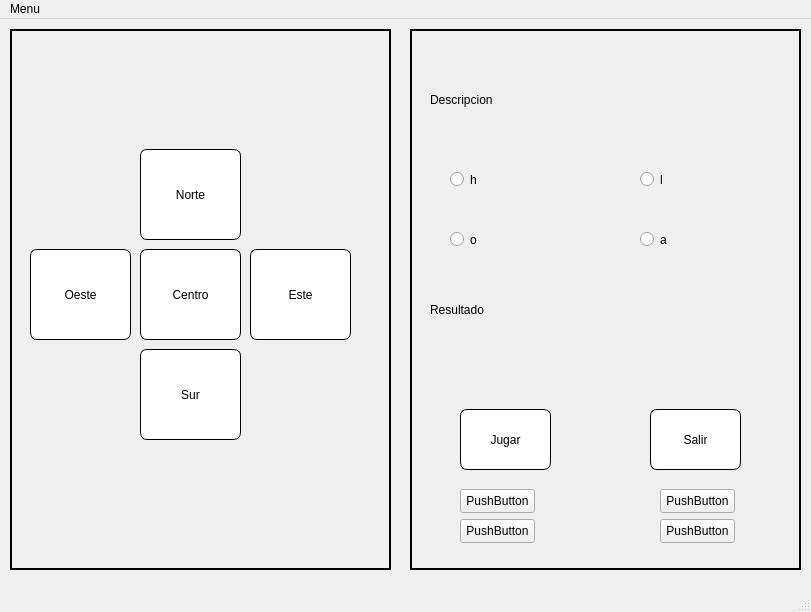
Old version of the form Interfaces/Tarea mazmorra/Mazmorra_de_Eric.ui in the repository Enigmo47/Eric.
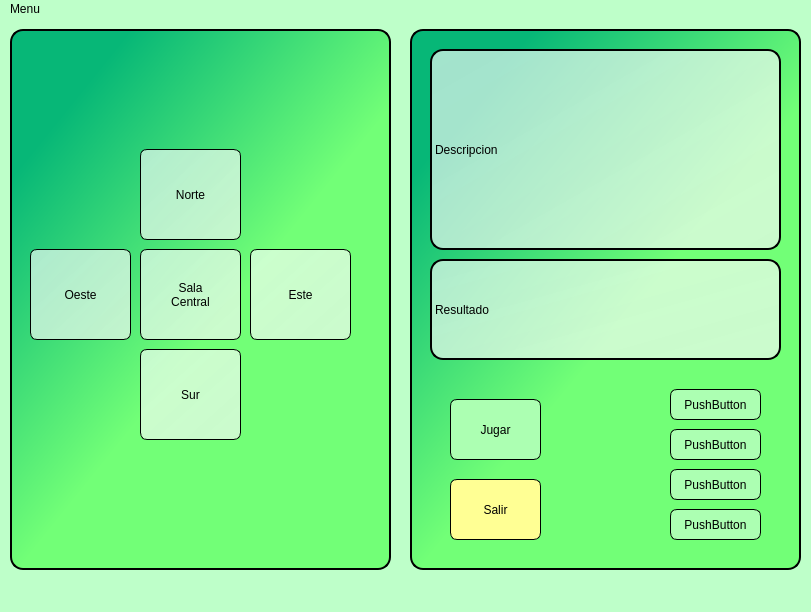
New version of the form.

Commit message: Actu mazmorra + Examen PSP...

```diff
--- a/Interfaces/Tarea mazmorra/Mazmorra_de_Eric.ui
+++ b/Interfaces/Tarea mazmorra/Mazmorra_de_Eric.ui
@@ -13,6 +13,9 @@
   <property name="windowTitle">
    <string>MainWindow</string>
   </property>
+  <property name="styleSheet">
+   <string notr="true">background-color : rgb(190, 255, 201)</string>
+  </property>
   <widget class="QWidget" name="centralwidget">
    <widget class="QFrame" name="frame">
     <property name="geometry">
@@ -36,12 +39,23 @@
         </brush>
        </colorrole>
        <colorrole role="Button">
-        <brush brushstyle="SolidPattern">
-         <color alpha="255">
-          <red>85</red>
-          <green>255</green>
-          <blue>127</blue>
-         </color>
+        <brush brushstyle="LinearGradientPattern">
+         <gradient startx="0.000000000000000" starty="0.000000000000000" endx="0.704545000000000" endy="0.806000000000000" type="LinearGradient" spread="PadSpread" coordinatemode="ObjectBoundingMode">
+          <gradientstop position="0.193182000000000">
+           <color alpha="255">
+            <red>7</red>
+            <green>183</green>
+            <blue>119</blue>
+           </color>
+          </gradientstop>
+          <gradientstop position="0.715909000000000">
+           <color alpha="255">
+            <red>114</red>
+            <green>255</green>
+            <blue>119</blue>
+           </color>
+          </gradientstop>
+         </gradient>
         </brush>
        </colorrole>
        <colorrole role="Light">
@@ -108,21 +122,43 @@
         </brush>
        </colorrole>
        <colorrole role="Base">
-        <brush brushstyle="SolidPattern">
-         <color alpha="255">
-          <red>255</red>
-          <green>255</green>
-          <blue>255</blue>
-         </color>
+        <brush brushstyle="LinearGradientPattern">
+         <gradient startx="0.000000000000000" starty="0.000000000000000" endx="0.704545000000000" endy="0.806000000000000" type="LinearGradient" spread="PadSpread" coordinatemode="ObjectBoundingMode">
+          <gradientstop position="0.193182000000000">
+           <color alpha="255">
+            <red>7</red>
+            <green>183</green>
+            <blue>119</blue>
+           </color>
+          </gradientstop>
+          <gradientstop position="0.715909000000000">
+           <color alpha="255">
+            <red>114</red>
+            <green>255</green>
+            <blue>119</blue>
+           </color>
+          </gradientstop>
+         </gradient>
         </brush>
        </colorrole>
        <colorrole role="Window">
-        <brush brushstyle="SolidPattern">
-         <color alpha="255">
-          <red>85</red>
-          <green>255</green>
-          <blue>127</blue>
-         </color>
+        <brush brushstyle="LinearGradientPattern">
+         <gradient startx="0.000000000000000" starty="0.000000000000000" endx="0.704545000000000" endy="0.806000000000000" type="LinearGradient" spread="PadSpread" coordinatemode="ObjectBoundingMode">
+          <gradientstop position="0.193182000000000">
+           <color alpha="255">
+            <red>7</red>
+            <green>183</green>
+            <blue>119</blue>
+           </color>
+          </gradientstop>
+          <gradientstop position="0.715909000000000">
+           <color alpha="255">
+            <red>114</red>
+            <green>255</green>
+            <blue>119</blue>
+           </color>
+          </gradientstop>
+         </gradient>
         </brush>
        </colorrole>
        <colorrole role="Shadow">
@@ -182,12 +218,23 @@
         </brush>
        </colorrole>
        <colorrole role="Button">
-        <brush brushstyle="SolidPattern">
-         <color alpha="255">
-          <red>240</red>
-          <green>240</green>
-          <blue>240</blue>
-         </color>
+        <brush brushstyle="LinearGradientPattern">
+         <gradient startx="0.000000000000000" starty="0.000000000000000" endx="0.704545000000000" endy="0.806000000000000" type="LinearGradient" spread="PadSpread" coordinatemode="ObjectBoundingMode">
+          <gradientstop position="0.193182000000000">
+           <color alpha="255">
+            <red>7</red>
+            <green>183</green>
+            <blue>119</blue>
+           </color>
+          </gradientstop>
+          <gradientstop position="0.715909000000000">
+           <color alpha="255">
+            <red>114</red>
+            <green>255</green>
+            <blue>119</blue>
+           </color>
+          </gradientstop>
+         </gradient>
         </brush>
        </colorrole>
        <colorrole role="Light">
@@ -254,21 +301,43 @@
         </brush>
        </colorrole>
        <colorrole role="Base">
-        <brush brushstyle="SolidPattern">
-         <color alpha="255">
-          <red>255</red>
-          <green>255</green>
-          <blue>255</blue>
-         </color>
+        <brush brushstyle="LinearGradientPattern">
+         <gradient startx="0.000000000000000" starty="0.000000000000000" endx="0.704545000000000" endy="0.806000000000000" type="LinearGradient" spread="PadSpread" coordinatemode="ObjectBoundingMode">
+          <gradientstop position="0.193182000000000">
+           <color alpha="255">
+            <red>7</red>
+            <green>183</green>
+            <blue>119</blue>
+           </color>
+          </gradientstop>
+          <gradientstop position="0.715909000000000">
+           <color alpha="255">
+            <red>114</red>
+            <green>255</green>
+            <blue>119</blue>
+           </color>
+          </gradientstop>
+         </gradient>
         </brush>
        </colorrole>
        <colorrole role="Window">
-        <brush brushstyle="SolidPattern">
-         <color alpha="255">
-          <red>240</red>
-          <green>240</green>
-          <blue>240</blue>
-         </color>
+        <brush brushstyle="LinearGradientPattern">
+         <gradient startx="0.000000000000000" starty="0.000000000000000" endx="0.704545000000000" endy="0.806000000000000" type="LinearGradient" spread="PadSpread" coordinatemode="ObjectBoundingMode">
+          <gradientstop position="0.193182000000000">
+           <color alpha="255">
+            <red>7</red>
+            <green>183</green>
+            <blue>119</blue>
+           </color>
+          </gradientstop>
+          <gradientstop position="0.715909000000000">
+           <color alpha="255">
+            <red>114</red>
+            <green>255</green>
+            <blue>119</blue>
+           </color>
+          </gradientstop>
+         </gradient>
         </brush>
        </colorrole>
        <colorrole role="Shadow">
@@ -328,12 +397,23 @@
         </brush>
        </colorrole>
        <colorrole role="Button">
-        <brush brushstyle="SolidPattern">
-         <color alpha="255">
-          <red>85</red>
-          <green>255</green>
-          <blue>127</blue>
-         </color>
+        <brush brushstyle="LinearGradientPattern">
+         <gradient startx="0.000000000000000" starty="0.000000000000000" endx="0.704545000000000" endy="0.806000000000000" type="LinearGradient" spread="PadSpread" coordinatemode="ObjectBoundingMode">
+          <gradientstop position="0.193182000000000">
+           <color alpha="255">
+            <red>7</red>
+            <green>183</green>
+            <blue>119</blue>
+           </color>
+          </gradientstop>
+          <gradientstop position="0.715909000000000">
+           <color alpha="255">
+            <red>114</red>
+            <green>255</green>
+            <blue>119</blue>
+           </color>
+          </gradientstop>
+         </gradient>
         </brush>
        </colorrole>
        <colorrole role="Light">
@@ -400,21 +480,43 @@
         </brush>
        </colorrole>
        <colorrole role="Base">
-        <brush brushstyle="SolidPattern">
-         <color alpha="255">
-          <red>85</red>
-          <green>255</green>
-          <blue>127</blue>
-         </color>
+        <brush brushstyle="LinearGradientPattern">
+         <gradient startx="0.000000000000000" starty="0.000000000000000" endx="0.704545000000000" endy="0.806000000000000" type="LinearGradient" spread="PadSpread" coordinatemode="ObjectBoundingMode">
+          <gradientstop position="0.193182000000000">
+           <color alpha="255">
+            <red>7</red>
+            <green>183</green>
+            <blue>119</blue>
+           </color>
+          </gradientstop>
+          <gradientstop position="0.715909000000000">
+           <color alpha="255">
+            <red>114</red>
+            <green>255</green>
+            <blue>119</blue>
+           </color>
+          </gradientstop>
+         </gradient>
         </brush>
        </colorrole>
        <colorrole role="Window">
-        <brush brushstyle="SolidPattern">
-         <color alpha="255">
-          <red>85</red>
-          <green>255</green>
-          <blue>127</blue>
-         </color>
+        <brush brushstyle="LinearGradientPattern">
+         <gradient startx="0.000000000000000" starty="0.000000000000000" endx="0.704545000000000" endy="0.806000000000000" type="LinearGradient" spread="PadSpread" coordinatemode="ObjectBoundingMode">
+          <gradientstop position="0.193182000000000">
+           <color alpha="255">
+            <red>7</red>
+            <green>183</green>
+            <blue>119</blue>
+           </color>
+          </gradientstop>
+          <gradientstop position="0.715909000000000">
+           <color alpha="255">
+            <red>114</red>
+            <green>255</green>
+            <blue>119</blue>
+           </color>
+          </gradientstop>
+         </gradient>
         </brush>
        </colorrole>
        <colorrole role="Shadow">
@@ -468,6 +570,13 @@
     <property name="cursor">
      <cursorShape>ArrowCursor</cursorShape>
     </property>
+    <property name="styleSheet">
+     <string notr="true">border-radius : 13px;
+border: 2px solid black;
+background-color :qlineargradient(spread:pad, x1:0, y1:0, x2:0.704545, y2:0.806, stop:0.193182 rgba(7, 183, 119, 255), stop:0.715909 rgba(114, 255, 119, 255))
+
+</string>
+    </property>
     <property name="frameShape">
      <enum>QFrame::WinPanel</enum>
     </property>
@@ -504,8 +613,9 @@
      <property name="styleSheet">
       <string notr="true">border-radius : 7px;
 border: 1px solid black;
-background-color : white;
-selection-background-color: rgb(85, 255, 255);</string>
+background-color: qlineargradient(spread:pad, x1:0, y1:0, x2:1, y2:1, stop:0 rgba(255, 255, 255, 160), stop:1 rgba(248, 248, 248, 169));
+selection-background-color: rgb(85, 255, 255);
+font: 70 20pt &quot;Goudy Old Style&quot;;</string>
      </property>
      <property name="text">
       <string>Norte</string>
@@ -544,10 +654,14 @@
      <property name="styleSheet">
       <string notr="true">border-radius : 7px;
 border: 1px solid black;
-background-color : white;</string>
+background-color: qlineargradient(spread:pad, x1:0, y1:0, x2:1, y2:1, stop:0 rgba(255, 255, 255, 160), stop:1 rgba(248, 248, 248, 169));
+selection-background-color: rgb(85, 255, 255);
+font: 70 20pt &quot;Goudy Old Style&quot;;
+</string>
      </property>
      <property name="text">
-      <string>Centro</string>
+      <string>Sala 
+Central</string>
      </property>
      <property name="default">
       <bool>false</bool>
@@ -580,7 +694,9 @@
      <property name="styleSheet">
       <string notr="true">border-radius : 7px;
 border: 1px solid black;
-background-color : white;</string>
+background-color: qlineargradient(spread:pad, x1:0, y1:0, x2:1, y2:1, stop:0 rgba(255, 255, 255, 160), stop:1 rgba(248, 248, 248, 169));
+selection-background-color: rgb(85, 255, 255);
+font: 70 20pt &quot;Goudy Old Style&quot;;</string>
      </property>
      <property name="text">
       <string>Sur</string>
@@ -616,7 +732,9 @@
      <property name="styleSheet">
       <string notr="true">border-radius : 7px;
 border: 1px solid black;
-background-color : white;</string>
+background-color: qlineargradient(spread:pad, x1:0, y1:0, x2:1, y2:1, stop:0 rgba(255, 255, 255, 160), stop:1 rgba(248, 248, 248, 169));
+selection-background-color: rgb(85, 255, 255);
+font: 70 20pt &quot;Goudy Old Style&quot;;</string>
      </property>
      <property name="text">
       <string>Este</string>
@@ -652,7 +770,10 @@
      <property name="styleSheet">
       <string notr="true">border-radius : 7px;
 border: 1px solid black;
-background-color : white;</string>
+background-color: qlineargradient(spread:pad, x1:0, y1:0, x2:1, y2:1, stop:0 rgba(255, 255, 255, 160), stop:1 rgba(248, 248, 248, 169));
+selection-background-color: rgb(85, 255, 255);
+font: 70 20pt &quot;Goudy Old Style&quot;;
+</string>
      </property>
      <property name="text">
       <string>Oeste</string>
@@ -675,7 +796,12 @@
      </rect>
     </property>
     <property name="cursor">
-     <cursorShape>ArrowCursor</cursorShape>
+     <cursorShape>OpenHandCursor</cursorShape>
+    </property>
+    <property name="styleSheet">
+     <string notr="true">border-radius : 13px;
+border: 2px solid black;
+background-color :qlineargradient(spread:pad, x1:0, y1:0, x2:0.704545, y2:0.806, stop:0.193182 rgba(7, 183, 119, 255), stop:0.715909 rgba(114, 255, 119, 255))</string>
     </property>
     <property name="frameShape">
      <enum>QFrame::WinPanel</enum>
@@ -684,29 +810,16 @@
      <enum>QFrame::Plain</enum>
     </property>
     <property name="lineWidth">
-     <number>2</number>
+     <number>-2</number>
     </property>
     <property name="midLineWidth">
      <number>1</number>
     </property>
-    <widget class="QRadioButton" name="r1">
-     <property name="geometry">
-      <rect>
-       <x>40</x>
-       <y>120</y>
-       <width>101</width>
-       <height>61</height>
-      </rect>
-     </property>
-     <property name="text">
-      <string>h</string>
-     </property>
-    </widget>
     <widget class="QPushButton" name="afirmativo">
      <property name="geometry">
       <rect>
-       <x>50</x>
-       <y>380</y>
+       <x>40</x>
+       <y>370</y>
        <width>91</width>
        <height>61</height>
       </rect>
@@ -714,7 +827,8 @@
      <property name="styleSheet">
       <string notr="true">border-radius : 7px;
 border: 1px solid black;
-background-color : white;</string>
+background-color : rgb(172, 255, 178);
+font: 70 20pt &quot;Goudy Old Style&quot;;</string>
      </property>
      <property name="text">
       <string>Jugar</string>
@@ -723,8 +837,8 @@
     <widget class="QPushButton" name="negativo">
      <property name="geometry">
       <rect>
-       <x>240</x>
-       <y>380</y>
+       <x>40</x>
+       <y>450</y>
        <width>91</width>
        <height>61</height>
       </rect>
@@ -732,63 +846,32 @@
      <property name="styleSheet">
       <string notr="true">border-radius : 7px;
 border: 1px solid black;
-background-color : white;</string>
+background-color : rgb(255, 255, 148);
+font: 70 20pt &quot;Goudy Old Style&quot;;</string>
      </property>
      <property name="text">
       <string>Salir</string>
      </property>
     </widget>
-    <widget class="QRadioButton" name="r2">
-     <property name="geometry">
-      <rect>
-       <x>40</x>
-       <y>180</y>
-       <width>101</width>
-       <height>61</height>
-      </rect>
-     </property>
-     <property name="text">
-      <string>o</string>
-     </property>
-    </widget>
-    <widget class="QRadioButton" name="r4">
-     <property name="geometry">
-      <rect>
-       <x>230</x>
-       <y>180</y>
-       <width>101</width>
-       <height>61</height>
-      </rect>
-     </property>
-     <property name="text">
-      <string>a</string>
-     </property>
-    </widget>
-    <widget class="QRadioButton" name="r3">
-     <property name="geometry">
-      <rect>
-       <x>230</x>
-       <y>120</y>
-       <width>101</width>
-       <height>61</height>
-      </rect>
-     </property>
-     <property name="text">
-      <string>l</string>
-     </property>
-    </widget>
     <widget class="QLabel" name="descripcion">
      <property name="geometry">
       <rect>
        <x>20</x>
        <y>20</y>
        <width>351</width>
-       <height>101</height>
+       <height>201</height>
       </rect>
      </property>
+     <property name="styleSheet">
+      <string notr="true">font: 700 12pt &quot;Goudy Old Style&quot;;
+background-color: qlineargradient(spread:pad, x1:0, y1:0, x2:1, y2:1, stop:0 rgba(255, 255, 255, 160), stop:1 rgba(248, 248, 248, 169))</string>
+     </property>
      <property name="text">
       <string>Descripcion</string>
      </property>
+     <property name="wordWrap">
+      <bool>true</bool>
+     </property>
     </widget>
     <widget class="QLabel" name="resultado">
      <property name="geometry">
@@ -799,19 +882,32 @@
        <height>101</height>
       </rect>
      </property>
+     <property name="styleSheet">
+      <string notr="true">font: 700 12pt &quot;Goudy Old Style&quot;;
+background-color: qlineargradient(spread:pad, x1:0, y1:0, x2:1, y2:1, stop:0 rgba(255, 255, 255, 160), stop:1 rgba(248, 248, 248, 169))</string>
+     </property>
      <property name="text">
       <string>Resultado</string>
      </property>
+     <property name="wordWrap">
+      <bool>true</bool>
+     </property>
     </widget>
     <widget class="QPushButton" name="estesi">
      <property name="geometry">
       <rect>
-       <x>50</x>
-       <y>460</y>
-       <width>75</width>
-       <height>24</height>
+       <x>260</x>
+       <y>480</y>
+       <width>91</width>
+       <height>31</height>
       </rect>
      </property>
+     <property name="styleSheet">
+      <string notr="true">border-radius : 7px;
+border: 1px solid black;
+background-color : rgb(172, 255, 178);
+font: 70 12pt &quot;Goudy Old Style&quot;;</string>
+     </property>
      <property name="text">
       <string>PushButton</string>
      </property>
@@ -819,12 +915,18 @@
     <widget class="QPushButton" name="esteno">
      <property name="geometry">
       <rect>
-       <x>250</x>
-       <y>460</y>
-       <width>75</width>
-       <height>24</height>
+       <x>260</x>
+       <y>440</y>
+       <width>91</width>
+       <height>31</height>
       </rect>
      </property>
+     <property name="styleSheet">
+      <string notr="true">border-radius : 7px;
+border: 1px solid black;
+background-color : rgb(172, 255, 178);
+font: 70 12pt &quot;Goudy Old Style&quot;;</string>
+     </property>
      <property name="text">
       <string>PushButton</string>
      </property>
@@ -832,12 +934,18 @@
     <widget class="QPushButton" name="oestesi">
      <property name="geometry">
       <rect>
-       <x>50</x>
-       <y>490</y>
-       <width>75</width>
-       <height>24</height>
+       <x>260</x>
+       <y>360</y>
+       <width>91</width>
+       <height>31</height>
       </rect>
      </property>
+     <property name="styleSheet">
+      <string notr="true">border-radius : 7px;
+border: 1px solid black;
+background-color : rgb(172, 255, 178);
+font: 70 12pt &quot;Goudy Old Style&quot;;</string>
+     </property>
      <property name="text">
       <string>PushButton</string>
      </property>
@@ -845,12 +953,18 @@
     <widget class="QPushButton" name="oesteno">
      <property name="geometry">
       <rect>
-       <x>250</x>
-       <y>490</y>
-       <width>75</width>
-       <height>24</height>
+       <x>260</x>
+       <y>400</y>
+       <width>91</width>
+       <height>31</height>
       </rect>
      </property>
+     <property name="styleSheet">
+      <string notr="true">border-radius : 7px;
+border: 1px solid black;
+background-color : rgb(172, 255, 178);
+font: 70 12pt &quot;Goudy Old Style&quot;;</string>
+     </property>
      <property name="text">
       <string>PushButton</string>
      </property>
@@ -858,6 +972,9 @@
    </widget>
   </widget>
   <widget class="QMenuBar" name="menubar">
+   <property name="enabled">
+    <bool>true</bool>
+   </property>
    <property name="geometry">
     <rect>
      <x>0</x>
```
The commit also changes 42 other files.
